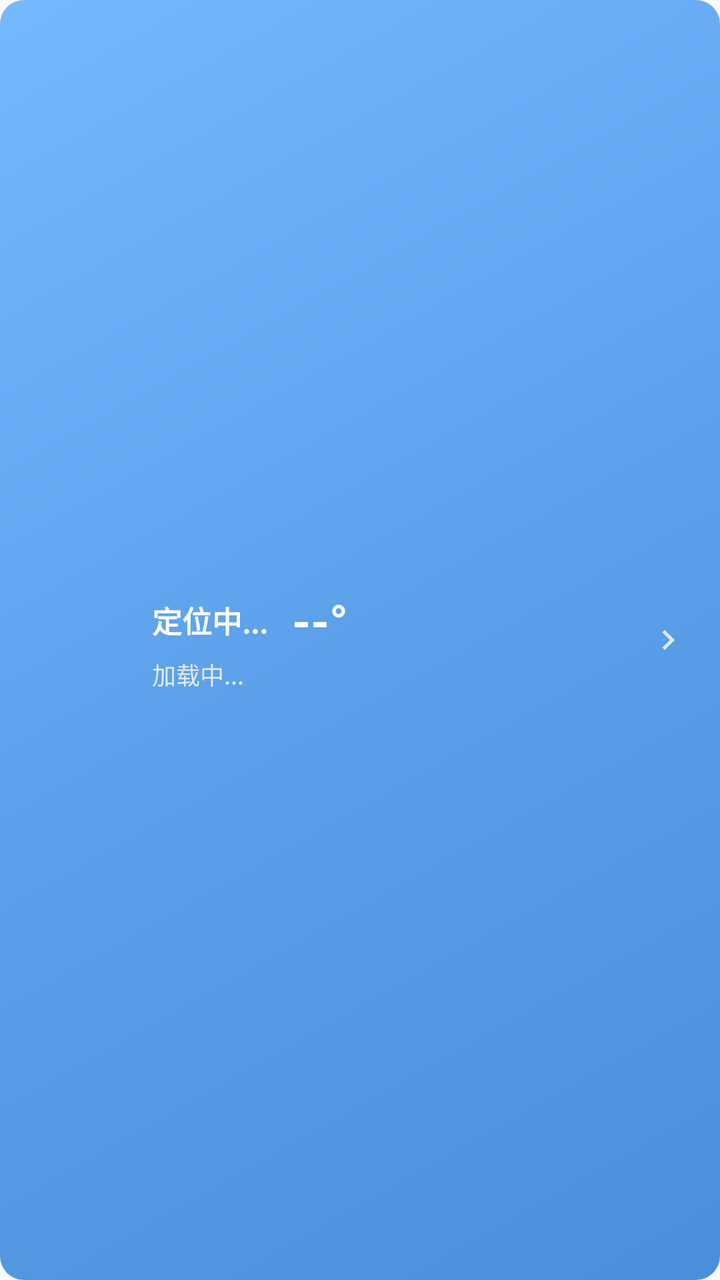
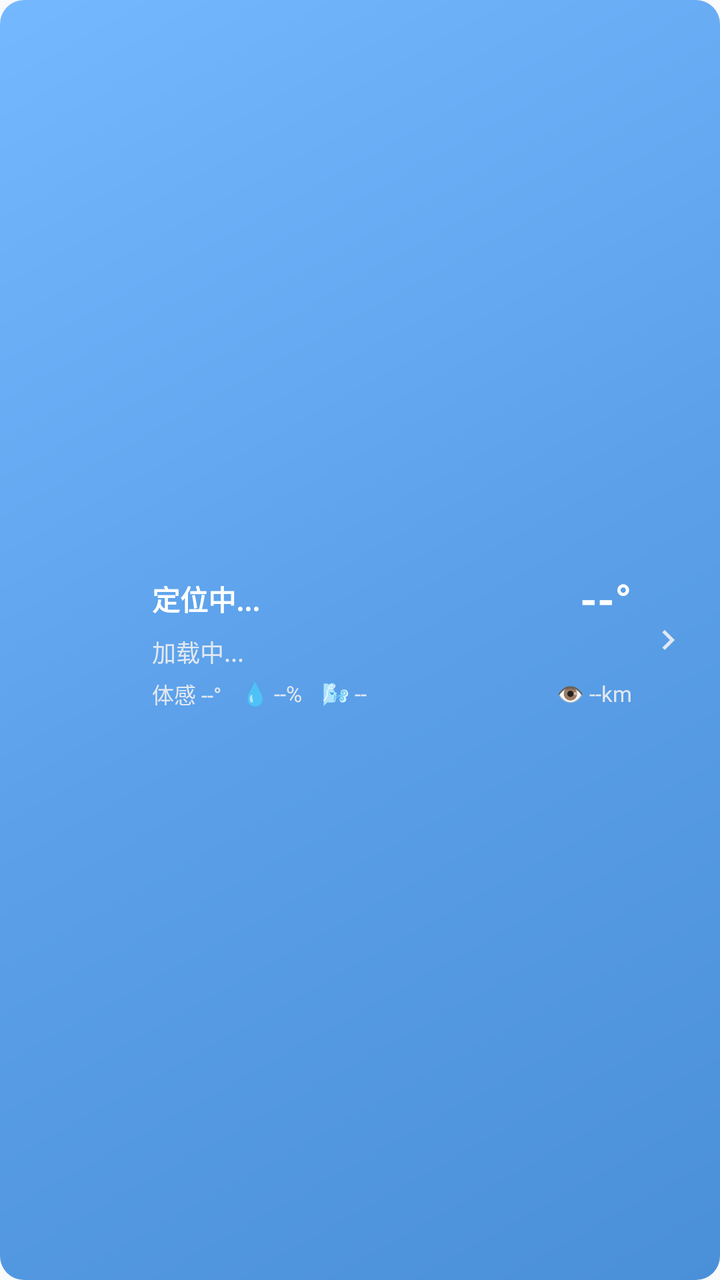

Screens rendered from an Android XML layout before and after an edit, with the pre-edit source and the edit as a unified diff.
<!-- AndroidManifest.xml: application theme Theme.OilQuizApp -->
<!-- res/layout/widget_weather_banner.xml -->
<?xml version="1.0" encoding="utf-8"?>
<LinearLayout xmlns:android="http://schemas.android.com/apk/res/android"
    android:id="@+id/weather_banner"
    android:layout_width="match_parent"
    android:layout_height="wrap_content"
    android:background="@drawable/weather_banner_background"
    android:gravity="center_vertical"
    android:orientation="horizontal"
    android:paddingHorizontal="16dp"
    android:paddingVertical="14dp"
    android:clickable="true"
    android:focusable="true"
    android:foreground="?android:attr/selectableItemBackground">

    <TextView
        android:id="@+id/weather_icon"
        android:layout_width="48dp"
        android:layout_height="48dp"
        android:gravity="center"
        android:textSize="40sp"
        android:textColor="@color/weather_banner_text" />

    <LinearLayout
        android:layout_width="0dp"
        android:layout_height="wrap_content"
        android:layout_weight="1"
        android:layout_marginStart="12dp"
        android:orientation="vertical">

        <LinearLayout
            android:layout_width="match_parent"
            android:layout_height="wrap_content"
            android:gravity="center_vertical"
            android:orientation="horizontal">

            <TextView
                android:id="@+id/weather_city"
                android:layout_width="wrap_content"
                android:layout_height="wrap_content"
                android:maxLines="1"
                android:ellipsize="end"
                android:text="定位中..."
                android:textColor="@color/weather_banner_text"
                android:textSize="15sp"
                android:textStyle="bold" />

            <TextView
                android:id="@+id/weather_temp"
                android:layout_width="wrap_content"
                android:layout_height="wrap_content"
                android:layout_marginStart="12dp"
                android:text="--°"
                android:textColor="@color/weather_banner_text"
                android:textSize="24sp"
                android:textStyle="bold" />
        </LinearLayout>

        <TextView
            android:id="@+id/weather_desc"
            android:layout_width="match_parent"
            android:layout_height="wrap_content"
            android:layout_marginTop="2dp"
            android:text="加载中..."
            android:textColor="@color/weather_banner_text_secondary"
            android:textSize="12sp"
            android:maxLines="1"
            android:ellipsize="end" />
    </LinearLayout>

    <ImageView
        android:id="@+id/weather_arrow"
        android:layout_width="20dp"
        android:layout_height="20dp"
        android:src="@drawable/ic_chevron_right"
        android:tint="@color/weather_banner_text_secondary"
        android:layout_marginStart="8dp" />
</LinearLayout>
<!-- resources referenced by this layout -->
<resources>
  <color name="weather_banner_text">#FFFFFF</color>
  <color name="weather_banner_text_secondary">#E2E8F0</color>
  <!-- drawable ic_chevron_right (drawable) -->
  <vector xmlns:android="http://schemas.android.com/apk/res/android"
      android:width="24dp"
      android:height="24dp"
      android:viewportWidth="24"
      android:viewportHeight="24"
      android:tint="@color/primary_dark">
    <path
        android:fillColor="@android:color/white"
        android:pathData="M8.59,16.59L13.17,12 8.59,7.41 10,6l6,6 -6,6z"/>
  </vector>
  <!-- drawable weather_banner_background (drawable) -->
  <?xml version="1.0" encoding="utf-8"?>
  <shape xmlns:android="http://schemas.android.com/apk/res/android"
      android:shape="rectangle">
      <gradient
          android:startColor="#4A90D9"
          android:centerColor="#5BA0E9"
          android:endColor="#74B9FF"
          android:angle="135" />
      <corners android:radius="12dp" />
  </shape>
  <style name="Theme.OilQuizApp" parent="Theme.OilQuizApp.Base" />
  <color name="primary_dark">#7C3AED</color>
  <style name="Theme.OilQuizApp.Base" parent="Theme.MaterialComponents.DayNight.NoActionBar">
          <item name="colorPrimary">@color/primary</item>
          <item name="colorPrimaryVariant">@color/primary_dark</item>
          <item name="colorOnPrimary">@color/on_primary</item>
          <item name="colorSecondary">@color/secondary</item>
          <item name="colorSecondaryVariant">@color/secondary_container</item>
          <item name="colorOnSecondary">@color/on_secondary</item>
          <item name="android:statusBarColor">@color/primary_dark</item>
          <item name="android:windowBackground">@color/background</item>
          <item name="colorSurface">@color/surface</item>
          <item name="colorOnSurface">@color/on_surface</item>
          <item name="colorError">@color/error</item>
          <item name="colorOnError">@color/on_error</item>
          
          <item name="colorOnSurfaceVariant">@color/on_surface_variant</item>
          <item name="colorBackground">@color/background</item>
          <item name="colorOnBackground">@color/on_background</item>
      </style>
  <color name="primary">#8B5CF6</color>
  <color name="on_primary">#FFFFFF</color>
  <color name="secondary">#06B6D4</color>
  <color name="secondary_container">#CFFAFE</color>
  <color name="on_secondary">#FFFFFF</color>
  <color name="background">#F8FAFC</color>
  <color name="surface">#FFFFFF</color>
  <color name="on_surface">#1E293B</color>
  <color name="error">#EF4444</color>
  <color name="on_error">#FFFFFF</color>
  <color name="on_surface_variant">#64748B</color>
  <color name="on_background">#1E293B</color>
</resources>

<!-- the commit's change to res/layout/widget_weather_banner.xml (unified diff, before → after) -->
@@ -35,36 +35,93 @@
 
             <TextView
                 android:id="@+id/weather_city"
-                android:layout_width="wrap_content"
+                android:layout_width="0dp"
                 android:layout_height="wrap_content"
-                android:maxLines="1"
+                android:layout_weight="1"
+                android:maxLines="2"
+                android:lineSpacingExtra="1dp"
                 android:ellipsize="end"
                 android:text="定位中..."
                 android:textColor="@color/weather_banner_text"
-                android:textSize="15sp"
+                android:textSize="14sp"
                 android:textStyle="bold" />
 
             <TextView
                 android:id="@+id/weather_temp"
                 android:layout_width="wrap_content"
                 android:layout_height="wrap_content"
-                android:layout_marginStart="12dp"
+                android:layout_marginStart="8dp"
                 android:text="--°"
                 android:textColor="@color/weather_banner_text"
-                android:textSize="24sp"
+                android:textSize="22sp"
                 android:textStyle="bold" />
         </LinearLayout>
 
+        
         <TextView
             android:id="@+id/weather_desc"
             android:layout_width="match_parent"
             android:layout_height="wrap_content"
-            android:layout_marginTop="2dp"
+            android:layout_marginTop="3dp"
             android:text="加载中..."
             android:textColor="@color/weather_banner_text_secondary"
             android:textSize="12sp"
             android:maxLines="1"
             android:ellipsize="end" />
+
+        
+        <LinearLayout
+            android:id="@+id/weather_info_chips_row"
+            android:layout_width="match_parent"
+            android:layout_height="wrap_content"
+            android:layout_marginTop="4dp"
+            android:orientation="horizontal"
+            android:gravity="center_vertical">
+
+            <TextView
+                android:id="@+id/weather_feels_like"
+                android:layout_width="wrap_content"
+                android:layout_height="wrap_content"
+                android:text="体感 --°"
+                android:textColor="@color/weather_banner_text_secondary"
+                android:textSize="11sp"
+                android:singleLine="true"
+                android:ellipsize="none"
+                android:layout_marginEnd="10dp" />
+
+            <TextView
+                android:id="@+id/weather_humidity"
+                android:layout_width="wrap_content"
+                android:layout_height="wrap_content"
+                android:text="💧 --%"
+                android:textColor="@color/weather_banner_text_secondary"
+                android:textSize="11sp"
+                android:singleLine="true"
+                android:ellipsize="none"
+                android:layout_marginEnd="10dp" />
+
+            <TextView
+                android:id="@+id/weather_wind"
+                android:layout_width="wrap_content"
+                android:layout_height="wrap_content"
+                android:text="🌬 --"
+                android:textColor="@color/weather_banner_text_secondary"
+                android:textSize="11sp"
+                android:singleLine="true"
+                android:ellipsize="none" />
+
+            <TextView
+                android:id="@+id/weather_visibility"
+                android:layout_width="0dp"
+                android:layout_weight="1"
+                android:layout_height="wrap_content"
+                android:text="👁 --km"
+                android:textColor="@color/weather_banner_text_secondary"
+                android:textSize="11sp"
+                android:singleLine="true"
+                android:ellipsize="end"
+                android:gravity="end" />
+        </LinearLayout>
     </LinearLayout>
 
     <ImageView
